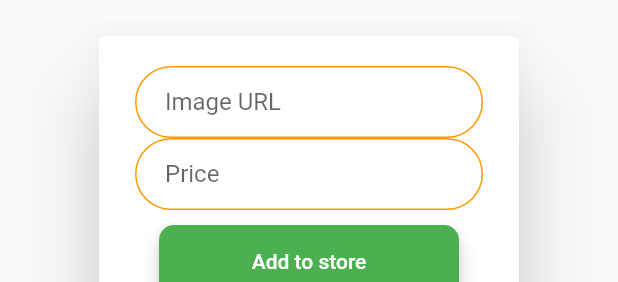
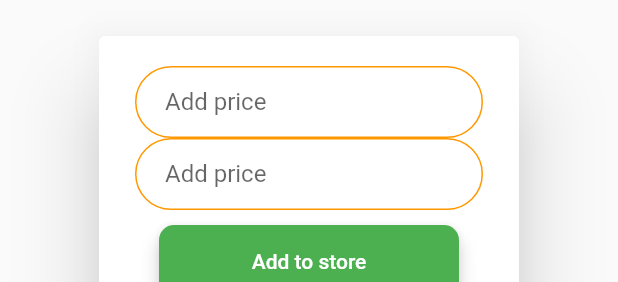
Before and after one commit to YazeedGhazalat/coverCase_flutter, a Flutter app: the AlertPage widget shown alone on an empty page, opened directly, after a tap on "Add to store", on a phone screen of 412 x 824 dp. Shown: the top 282 px of the screen. Run offline on Flutter 3.47's test engine with Material 2 defaults, Android fonts, the phone set to English and light mode, and no system bars; our stand-ins replace cloud_firestore, firebase_auth, firebase_core, ionicons; accounts and stored records are empty; network calls fail.

Commit message:
this is last update

```diff
--- a/lib/screens/login&register/loginPage.dart
+++ b/lib/screens/login&register/loginPage.dart
@@ -1,6 +1,7 @@
 import 'package:case_store/components/my_button.dart';
 import 'package:case_store/components/textbox.dart';
 import 'package:case_store/screens/WelcomeScreen.dart';
+import 'package:case_store/screens/storePage.dart';
 import 'package:firebase_auth/firebase_auth.dart';
 import 'package:flutter/material.dart';
 
@@ -54,7 +55,7 @@ class _LoginPageState extends State<LoginPage> {
                         await authenticationobject.signInWithEmailAndPassword(
                             email: email.text, password: password.text);
                     if (myUser != null) {
-                      Navigator.pushNamed(context, WelcomeScreen.screenRoute);
+                      Navigator.pushNamed(context, StorePage.screenRoute);
                     }
                     ScaffoldMessenger.of(context).showSnackBar(
                         SnackBar(content: Text("added successfully")));
--- a/lib/screens/storePage.dart
+++ b/lib/screens/storePage.dart
@@ -16,9 +16,25 @@ class StorePage extends StatefulWidget {
 }
 
 class _StorePageState extends State<StorePage> {
-  // final _auth = FirebaseAuth.instance; //to Connect To the firebase by email
-  String? picUrl; //this give us the URL for the pic
-  String? picPrice; //this give us the Pricefor the pic
+  final _auth = FirebaseAuth.instance;
+  @override
+  void initState() {
+    super.initState();
+    getCurrentUser();
+  }
+
+  void getCurrentUser() {
+    try {
+      final user = _auth.currentUser;
+      if (user != null) {
+        signInUser = user;
+        print(signInUser.email);
+      }
+    } catch (e) {
+      print(e);
+    }
+  }
+
   @override
   Widget build(BuildContext context) {
     return Scaffold(
@@ -104,6 +120,8 @@ class AlertPage extends StatelessWidget {
   }) : super(key: key);
   final imageUrlControl = TextEditingController();
   final priceConrol = TextEditingController();
+  final _auth = FirebaseAuth.instance;
+
   @override
   String? picUrl; //this give us the URL for the pic
   String? picPrice; //this give us the Pricefor the pic
@@ -111,30 +129,83 @@ class AlertPage extends StatelessWidget {
     return AlertDialog(
       content: Column(
         children: [
-          MyTextBox(
-              onChanged: (value) {
-                picUrl = value;
-              },
-              contlr: imageUrlControl,
-              hintText: "Image URL",
-              scureText: false),
-          MyTextBox(
-              onChanged: (value) {
-                picUrl = value;
-              },
-              contlr: priceConrol,
-              hintText: "Price",
-              scureText: false),
+          TextField(
+            onChanged: ((value) {
+              picUrl = value;
+            }),
+            controller: imageUrlControl,
+            decoration: InputDecoration(
+              hintText: "Add price",
+              contentPadding: EdgeInsets.symmetric(
+                vertical: 10,
+                horizontal: 20,
+              ),
+              border: OutlineInputBorder(
+                borderRadius: BorderRadius.all(
+                  Radius.circular(100),
+                ),
+              ),
+              enabledBorder: OutlineInputBorder(
+                borderSide: BorderSide(color: Colors.orange, width: 1),
+                borderRadius: BorderRadius.all(
+                  Radius.circular(100),
+                ),
+              ),
+              focusedBorder: OutlineInputBorder(
+                borderSide: BorderSide(
+                  color: Colors.blue,
+                  width: 2,
+                ),
+                borderRadius: BorderRadius.all(
+                  Radius.circular(100),
+                ),
+              ),
+            ),
+          ),
+          TextField(
+            onChanged: ((value) {
+              picPrice = value;
+            }),
+            controller: priceConrol,
+            decoration: InputDecoration(
+              hintText: "Add price",
+              contentPadding: EdgeInsets.symmetric(
+                vertical: 10,
+                horizontal: 20,
+              ),
+              border: OutlineInputBorder(
+                borderRadius: BorderRadius.all(
+                  Radius.circular(100),
+                ),
+              ),
+              enabledBorder: OutlineInputBorder(
+                borderSide: BorderSide(color: Colors.orange, width: 1),
+                borderRadius: BorderRadius.all(
+                  Radius.circular(100),
+                ),
+              ),
+              focusedBorder: OutlineInputBorder(
+                borderSide: BorderSide(
+                  color: Colors.blue,
+                  width: 2,
+                ),
+                borderRadius: BorderRadius.all(
+                  Radius.circular(100),
+                ),
+              ),
+            ),
+          ),
           MyButton(
               color: Colors.green,
               onPressed: (() {
-                print(signInUser);
+                print(signInUser.email);
+                print("${picPrice}     $picUrl");
                 imageUrlControl.clear();
                 priceConrol.clear();
                 _firestore.collection("stuff").add(
                   {
-                    "price": picPrice,
-                    "url": picUrl,
+                    'price': picPrice.toString(),
+                    'url': picUrl.toString(),
                   },
                 );
               }),
```
